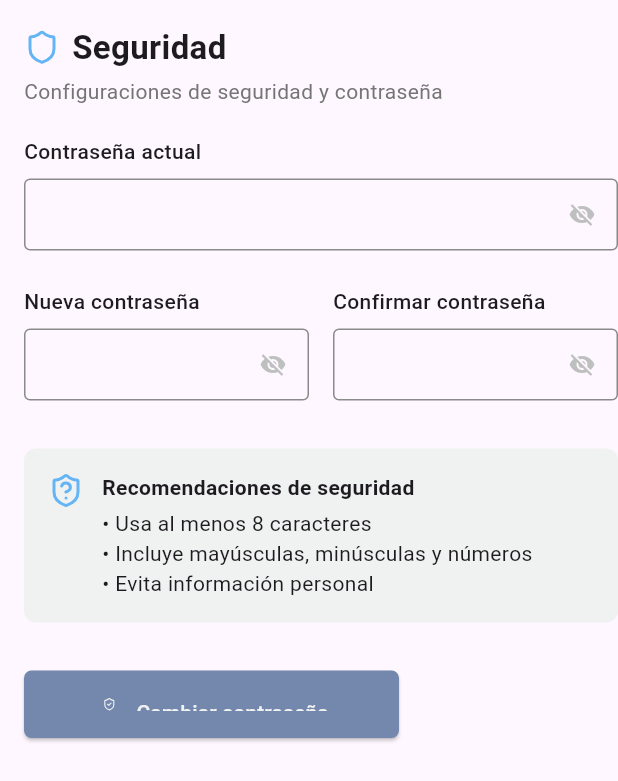
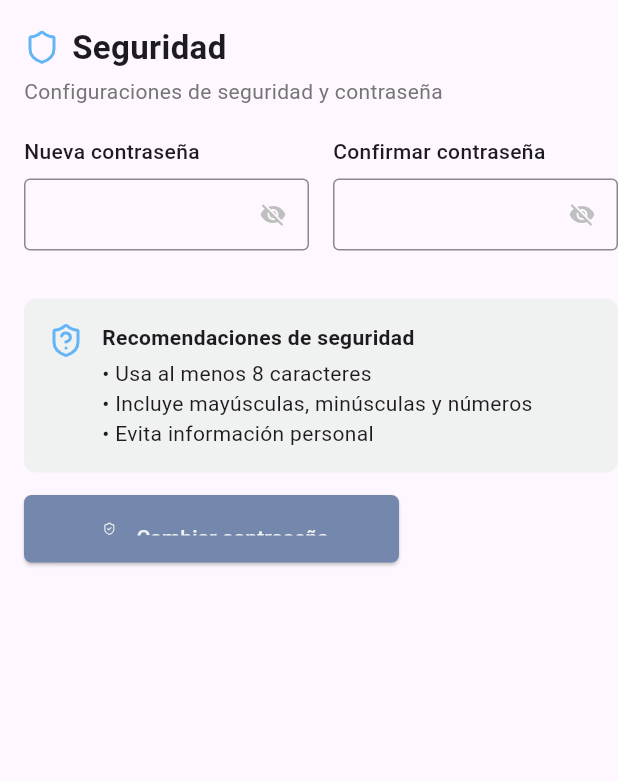
Before and after one commit to sebsanchez99/ArchivaCore, a Flutter app: the SettingsView widget shown alone on an empty page, opened directly, on a phone screen of 412 x 824 dp. Shown: the top 781 px of the screen. Run offline on Flutter 3.47's test engine with Material 3 defaults, Android fonts, the light colour scheme and no system bars; our stand-ins replace dio, dotted_border, dropdown_button2, easy_sidemenu, flutter_bloc, flutter_secure_storage and 3 more; missing offline and left inert: flutter_expandable_table; accounts and stored records are empty; generated files the repository leaves out were written again; network calls fail.

Commit message:
Se implementa funcionalidad para cambio de contraseña

```diff
--- a/frontend/lib/data/repositories_impl/auth_repository_impl.dart
+++ b/frontend/lib/data/repositories_impl/auth_repository_impl.dart
@@ -15,4 +15,9 @@ class AuthRepositoryImpl implements AuthRepository {
   HttpFuture<ServerResponseModel> logIn(String username, String password) async {
     return await _authService.authUser(username, password);
   }
+
+  @override
+  HttpFuture<ServerResponseModel> changePassword(String password) async {
+    return await _authService.changePassword(password);
+  }
 }
--- a/frontend/lib/domain/repositories/auth_repository.dart
+++ b/frontend/lib/domain/repositories/auth_repository.dart
@@ -5,4 +5,6 @@ import 'package:frontend/domain/typedefs.dart';
 abstract class AuthRepository {
   /// Método que autentica un usuario
   HttpFuture<ServerResponseModel> logIn(String username, String password);
+
+  HttpFuture<ServerResponseModel> changePassword(String password);
 }
--- /dev/null
+++ b/frontend/lib/presentation/pages/settings/bloc/settings_bloc.dart
@@ -0,0 +1,45 @@
+import 'package:flutter_bloc/flutter_bloc.dart';
+import 'package:frontend/domain/repositories/auth_repository.dart';
+import 'package:frontend/presentation/pages/settings/bloc/settings_events.dart';
+import 'package:frontend/presentation/pages/settings/bloc/settings_state.dart';
+
+class SettingsBloc extends Bloc<SettingsEvents, SettingsState> {
+  SettingsBloc( super.initialState, {
+    required AuthRepository authRepository
+  }) : _authRepository = authRepository {
+
+    on<PutPasswordFieldEvent>(_onPutPasswordField);
+    on<LoadingEvent>(_onLoadingEvent);
+    on<ChangePasswordEvent>(_onChangePasswordEvent);
+  }
+
+  final AuthRepository _authRepository;
+
+  Future<void> _onPutPasswordField(PutPasswordFieldEvent event, Emitter<SettingsState> emit) async {
+    state.mapOrNull(
+      loaded: (value) => emit(value.copyWith(password: event.password)),
+    );
+  }
+
+  Future<void> _onLoadingEvent(LoadingEvent event, Emitter<SettingsState> emit) async {
+    state.mapOrNull(
+      loaded: (value) => emit(value.copyWith(loading: event.loading)),
+    );
+  }
+
+  Future<void> _onChangePasswordEvent(ChangePasswordEvent event, Emitter<SettingsState> emit) async {
+    emit(SettingsState.loaded(loading: true));
+    await state.mapOrNull(
+      loaded: (value) async {
+        final result = await _authRepository.changePassword(value.password);
+        emit(
+          result.when(
+            right: (response) => SettingsState.loaded(response: response),
+            left: (failure) => SettingsState.failed(failure)
+          ),
+        );
+      },
+    );
+    emit(SettingsState.loaded(loading: false, response: null));
+  }
+}
--- /dev/null
+++ b/frontend/lib/presentation/pages/settings/bloc/settings_events.dart
@@ -0,0 +1,10 @@
+import 'package:freezed_annotation/freezed_annotation.dart';
+
+part 'settings_events.freezed.dart';
+
+@freezed
+class SettingsEvents with _$SettingsEvents {
+  factory SettingsEvents.changePassword() = ChangePasswordEvent;
+  factory SettingsEvents.putPasswordField({ required String password }) = PutPasswordFieldEvent;
+  factory SettingsEvents.loading({ required bool loading }) = LoadingEvent;
+}
--- /dev/null
+++ b/frontend/lib/presentation/pages/settings/bloc/settings_state.dart
@@ -0,0 +1,16 @@
+import 'package:freezed_annotation/freezed_annotation.dart';
+import 'package:frontend/domain/failures/http_request_failure.dart';
+import 'package:frontend/domain/models/server_response_model.dart';
+
+part 'settings_state.freezed.dart';
+
+@freezed
+class SettingsState with _$SettingsState {
+  factory SettingsState.loaded({
+    @Default(false) bool loading,
+    @Default('') String password,
+    ServerResponseModel? response
+  }) = _LoadedState;
+
+  factory SettingsState.failed(HttpRequestFailure failure) = _FailedState;
+}
--- a/frontend/lib/presentation/pages/settings/view/settings_view.dart
+++ b/frontend/lib/presentation/pages/settings/view/settings_view.dart
@@ -1,16 +1,52 @@
 import 'package:flutter/material.dart';
+import 'package:flutter_bloc/flutter_bloc.dart';
+import 'package:frontend/domain/models/server_response_model.dart';
+import 'package:frontend/domain/repositories/auth_repository.dart';
 import 'package:frontend/presentation/global/constants/schema_colors.dart';
+import 'package:frontend/presentation/pages/settings/bloc/settings_bloc.dart';
+import 'package:frontend/presentation/pages/settings/bloc/settings_events.dart';
+import 'package:frontend/presentation/pages/settings/bloc/settings_state.dart';
 import 'package:frontend/presentation/widgets/buttons/custom_icon_button.dart';
 import 'package:frontend/presentation/widgets/custom_input.dart';
+import 'package:frontend/presentation/widgets/dialogs/error_dialog.dart';
+import 'package:frontend/presentation/widgets/dialogs/info_dialog.dart';
+import 'package:frontend/presentation/widgets/dialogs/success_dialog.dart';
+import 'package:frontend/presentation/widgets/states/failure_state.dart';
+import 'package:frontend/presentation/widgets/states/loading_state.dart';
+import 'package:frontend/utils/validator/form_validator.dart';
+import 'package:frontend/utils/validator/form_validator_extension.dart';
 import 'package:lucide_icons/lucide_icons.dart';
+
+part '../utils/utils.dart';
 
 class SettingsView extends StatelessWidget {
   const SettingsView({super.key});
 
   @override
   Widget build(BuildContext context) {
+    final formKey = GlobalKey<FormState>();
+    return BlocProvider<SettingsBloc>(
+      create: (_) => SettingsBloc(SettingsState.loaded(), authRepository: context.read<AuthRepository>()),
+      child: BlocConsumer<SettingsBloc, SettingsState>(
+        listener: (context, state) {
+          state.mapOrNull(
+            loaded: (value) {
+              final response = value.response;
+              if (response != null) {
+                _showResult(context, response);
+              }
+            },
+          );
+        },
+        builder: (context, state) {
+          final bloc = context.read<SettingsBloc>();
+
+          return state.map(
+            loaded: (value) {
               return SingleChildScrollView(
                 padding: EdgeInsets.only(left: 16.0, top: 16.0),
+                child: Form(
+                  key: formKey,
                   child: Column(
                     crossAxisAlignment: CrossAxisAlignment.start,
                     children: [
@@ -32,24 +68,19 @@ class SettingsView extends StatelessWidget {
                       ),
                       const SizedBox(height: 20),
 
-          // Contraseña actual
-          const Text("Contraseña actual", style: TextStyle(fontWeight: FontWeight.w500)),
-          const SizedBox(height: 8),
-          CustomInput(
-            isPassword: true,
-          ),
-          const SizedBox(height: 24),
                       // Nueva y confirmar contraseña
                       Row(
                         children: [
                           Expanded(
                             child: Column(
                               crossAxisAlignment: CrossAxisAlignment.start,
-                  children: const [
+                              children: [
                                 Text("Nueva contraseña", style: TextStyle(fontWeight: FontWeight.w500)),
                                 SizedBox(height: 8),
                                 CustomInput(
                                   isPassword: true,
+                                  validator: (text) => text.validateWith([FormValidator.strongPassword()]),
+                                  onChanged: (text) => bloc.add(PutPasswordFieldEvent(password: text)),
                                 ),
                               ],
                             ),
@@ -58,11 +89,14 @@ class SettingsView extends StatelessWidget {
                           Expanded(
                             child: Column(
                               crossAxisAlignment: CrossAxisAlignment.start,
-                  children: const [
+                              children: [
                                 Text("Confirmar contraseña", style: TextStyle(fontWeight: FontWeight.w500)),
                                 SizedBox(height: 8),
                                 CustomInput(
                                   isPassword: true,
+                                  validator: (value2) => value2.validateWith([
+                                    FormValidator.match(value.password, message: 'Las contraseña no coinciden')
+                                  ]),
                                 ),
 
                               ],
@@ -99,20 +133,35 @@ class SettingsView extends StatelessWidget {
                           ],
                         ),
                       ),
-          const SizedBox(height: 32),
+                      const SizedBox(height: 15),
 
                       // Botón
-          SizedBox(
+                      value.loading
+                      ? LoadingState()
+                      : SizedBox(
                         width: 250,
                         height: 45,
                         child: CustomIconButton(
                           message: 'Cambiar contraseña',
                           icon: LucideIcons.shieldCheck,
-              onPressed: (){}
+                          onPressed: () {
+                            if (formKey.currentState!.validate()) {
+                              _showInfoDialog(context);
+                            } else {
+                              return;
+                            }
+                          }
                         ),
                       ),
                     ],
                   ),
+                ),
+              );
+            },
+            failed: (value) => FailureState(failure: value.failure, onRetry: () {})
+          );
+        },
+      ),
     );
   }
 }
```
Also changed, not shown: frontend/lib/data/services/remote/auth_service.dart (+12 -0 lines), frontend/lib/presentation/pages/settings/utils/utils.dart (added, +21 -0 lines). Lines whose indentation alone changed are shown as unchanged.
